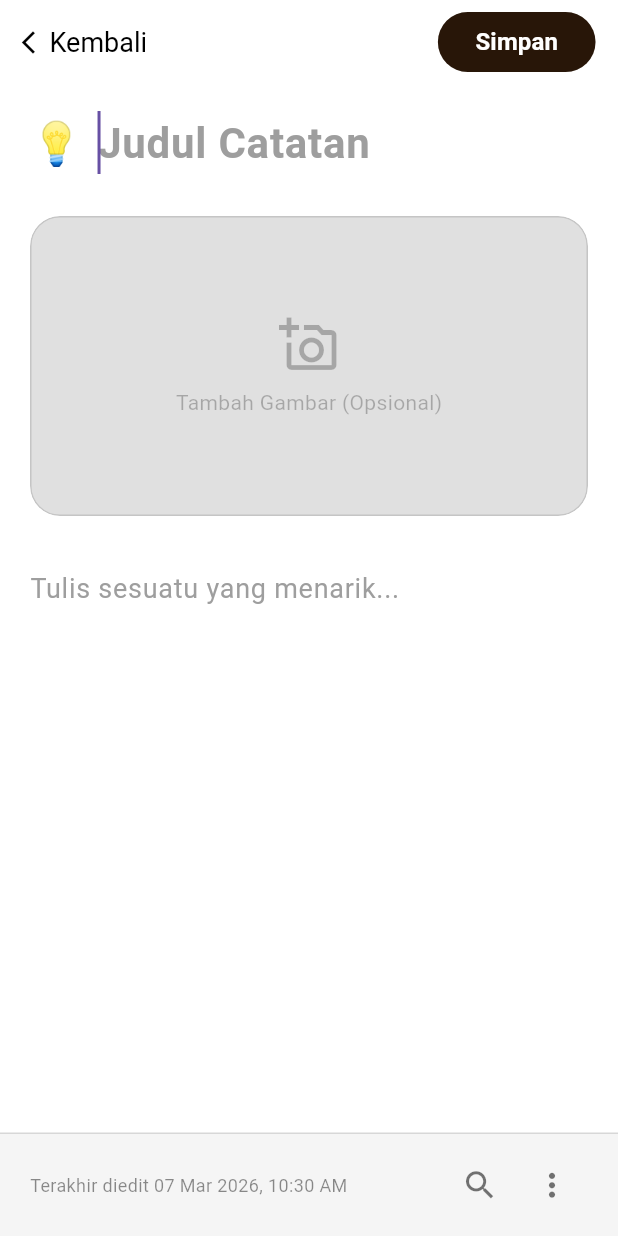
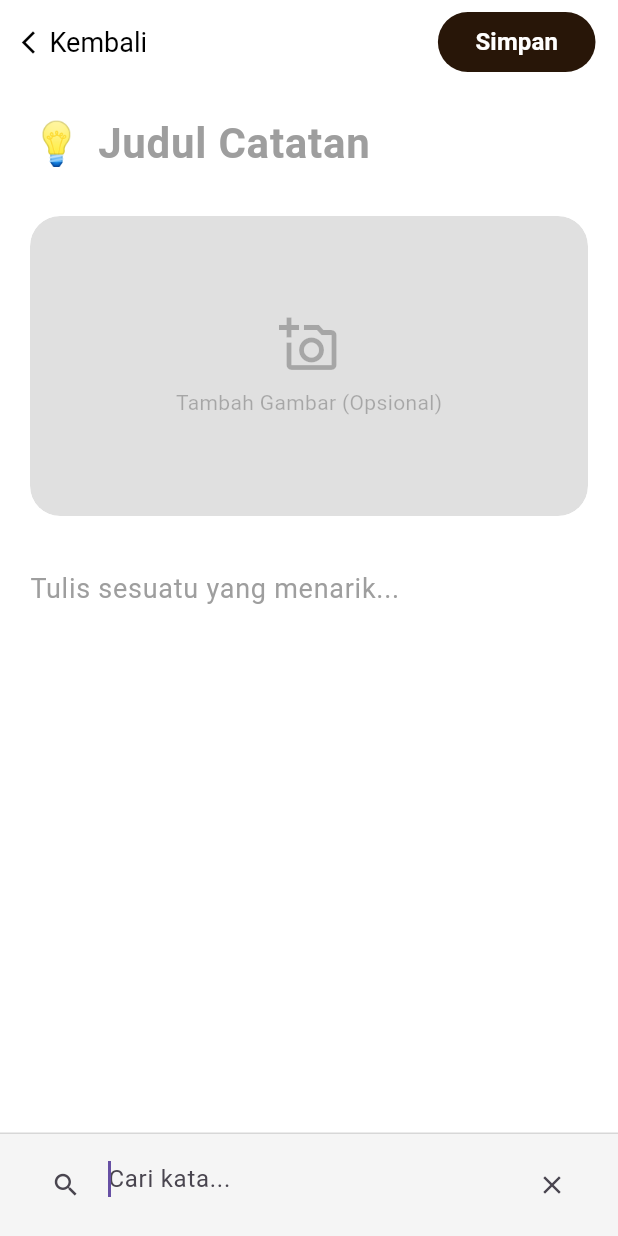
Before and after one commit to ridhomahmudah/project_notes, a Flutter app: the AddNoteView screen opened by its route, after a tap on the "search" icon, on a phone screen of 412 x 824 dp. Run offline on Flutter 3.47's test engine with Material 3 defaults, Android fonts, the phone set to English and light mode, and no system bars; our stand-ins replace get, get_storage, google_fonts, image_picker, sqflite; accounts and stored records are empty.

Commit message:
UPDATE UI ADDNOTE

```diff
--- a/lib/controllers/add_note_controller.dart
+++ b/lib/controllers/add_note_controller.dart
@@ -11,6 +11,7 @@ class AddNoteController extends GetxController {
   final noteController = TextEditingController();
 
   var selectedImagePath = ''.obs;
+  var searchText = ''.obs;
 
   // Fungsi ambil gambar
   Future<void> pickImage() async {
@@ -19,6 +20,10 @@ class AddNoteController extends GetxController {
     if (image != null) {
       selectedImagePath.value = image.path;
     }
+  }
+
+  void setSearchText(String text) {
+    searchText.value = text;
   }
 
   // Fungsi simpan ke database
--- a/lib/views/add_note_view.dart
+++ b/lib/views/add_note_view.dart
@@ -6,20 +6,81 @@ import '../controllers/theme_controller.dart';
 import '../controllers/add_note_controller.dart';
 import '../services/theme.dart';
 
+// --- CUSTOM CONTROLLER UNTUK HIGHLIGHT ---
+class SearchTextEditingController extends TextEditingController {
+  final RxString searchTarget;
+  final Color highlightColor;
+
+  SearchTextEditingController({
+    required this.searchTarget,
+    this.highlightColor = Colors.yellow,
+  });
+
+  @override
+  TextSpan buildTextSpan({
+    required BuildContext context,
+    TextStyle? style,
+    required bool withComposing,
+  }) {
+    if (searchTarget.value.isEmpty) return TextSpan(text: text, style: style);
+
+    final children = <TextSpan>[];
+    final pattern = RegExp(
+      RegExp.escape(searchTarget.value),
+      caseSensitive: false,
+    );
+    final matches = pattern.allMatches(text);
+    int lastIndex = 0;
+
+    for (final match in matches) {
+      if (match.start > lastIndex) {
+        children.add(
+          TextSpan(text: text.substring(lastIndex, match.start), style: style),
+        );
+      }
+      children.add(
+        TextSpan(
+          text: text.substring(match.start, match.end),
+          style: style?.copyWith(
+            backgroundColor: highlightColor,
+            color: Colors.black,
+          ),
+        ),
+      );
+      lastIndex = match.end;
+    }
+
+    if (lastIndex < text.length) {
+      children.add(TextSpan(text: text.substring(lastIndex), style: style));
+    }
+
+    return TextSpan(children: children, style: style);
+  }
+}
+
 class AddNoteView extends StatelessWidget {
   final themeController = Get.find<ThemeController>();
   final addNoteController = Get.put(AddNoteController());
+
+  final isSearchingInNote = false.obs;
+  final searchText = "".obs;
 
   AddNoteView({super.key});
 
   @override
   Widget build(BuildContext context) {
+    final highlightedNoteController = SearchTextEditingController(
+      searchTarget: searchText,
+      highlightColor: Colors.orangeAccent,
+    )..text = addNoteController.noteController.text;
+
+    highlightedNoteController.addListener(() {
+      addNoteController.noteController.text = highlightedNoteController.text;
+    });
+
     return Obx(() {
       bool isDark = themeController.isDarkMode.value;
-      // Ambil waktu sekarang untuk tampilan di bawah
-      String formattedTime = DateFormat(
-        'dd MMM yyyy, hh:mm a',
-      ).format(DateTime.now());
+      String formattedTime = DateFormat('dd MMM yyyy, hh:mm a').format(DateTime.now());
 
       return Scaffold(
         backgroundColor: isDark ? Themes.darkBg : Colors.white,
@@ -28,60 +89,33 @@ class AddNoteView extends StatelessWidget {
           backgroundColor: Colors.transparent,
           automaticallyImplyLeading: false,
           titleSpacing: 0,
-          title: Obx(() {
-            bool isDark = themeController.isDarkMode.value;
-            return GestureDetector(
+          title: GestureDetector(
             onTap: () => Get.back(),
             child: Padding(
               padding: const EdgeInsets.only(left: 10),
               child: Row(
                 children: [
-                    Icon(
-                      Icons.arrow_back_ios_new,
-                      size: 18,
-                      color: isDark ? Colors.white : Colors.black,
-                    ),
+                  Icon(Icons.arrow_back_ios_new, size: 18, color: isDark ? Colors.white : Colors.black),
                   const SizedBox(width: 5),
-                    Text(
-                      "Kembali",
-                      style: TextStyle(
-                        fontSize: 18,
-                        color: isDark ? Colors.white : Colors.black,
-                      ),
-                    ),
+                  Text("Kembali", style: TextStyle(fontSize: 18, color: isDark ? Colors.white : Colors.black)),
                 ],
               ),
             ),
-            );
-          }),
+          ),
           actions: [
             Padding(
               padding: const EdgeInsets.only(right: 15, top: 8, bottom: 8),
-              child: Obx(() {
-                bool isDark = themeController.isDarkMode.value;
-                return ElevatedButton(
+              child: ElevatedButton(
                 onPressed: () => addNoteController.saveNoteToDB(),
                 style: ElevatedButton.styleFrom(
                   backgroundColor: isDark ? Themes.amubaYellow : Themes.lightPrimary,
-
-                    foregroundColor:
-                        isDark ? Themes.lightPrimary : Themes.amubaWhite,
+                  foregroundColor: isDark ? Themes.lightPrimary : Themes.amubaWhite,
                   shape: const StadiumBorder(),
-                    side: BorderSide(
-                      color:
-                          isDark
-                              ? Colors.transparent
-                              : Themes.lightPrimary.withOpacity(0.2),
-                    ),
                   elevation: 0,
                   padding: const EdgeInsets.symmetric(horizontal: 25),
                 ),
-                  child: const Text(
-                    "Simpan",
-                    style: TextStyle(fontWeight: FontWeight.bold, fontSize: 16),
+                child: const Text("Simpan", style: TextStyle(fontWeight: FontWeight.bold, fontSize: 16)),
               ),
-                );
-              }),
             ),
           ],
         ),
@@ -91,7 +125,6 @@ class AddNoteView extends StatelessWidget {
           child: Column(
             crossAxisAlignment: CrossAxisAlignment.start,
             children: [
-              // 1. INPUT JUDUL
               Row(
                 children: [
                   const Text("💡", style: TextStyle(fontSize: 28)),
@@ -99,17 +132,10 @@ class AddNoteView extends StatelessWidget {
                   Expanded(
                     child: TextField(
                       controller: addNoteController.titleController,
-                      autofocus: true, // Langsung fokus saat buka halaman
-                      style: TextStyle(
-                        fontSize: 28,
-                        fontWeight: FontWeight.bold,
-                        color: isDark ? Colors.white : Colors.black,
-                      ),
+                      style: TextStyle(fontSize: 28, fontWeight: FontWeight.bold, color: isDark ? Colors.white : Colors.black),
                       decoration: InputDecoration(
                         hintText: "Judul Catatan",
-                        hintStyle: TextStyle(
-                          color: isDark ? Colors.white38 : Colors.grey,
-                        ),
+                        hintStyle: TextStyle(color: isDark ? Colors.white38 : Colors.grey),
                         border: InputBorder.none,
                       ),
                     ),
@@ -117,106 +143,53 @@ class AddNoteView extends StatelessWidget {
                 ],
               ),
               const SizedBox(height: 20),
-
-              // 2. BANNER IMAGE
               GestureDetector(
                 onTap: () => addNoteController.pickImage(),
-                child: Obx(
-                  () => ClipRRect(
+                child: Obx(() => ClipRRect(
                   borderRadius: BorderRadius.circular(20),
-                    child:
-                        addNoteController.selectedImagePath.value == ''
+                  child: addNoteController.selectedImagePath.value == ''
                       ? Container(
-                              height: 200,
-                              width: double.infinity,
+                          height: 200, width: double.infinity,
                           decoration: BoxDecoration(
                             color: isDark ? Colors.white10 : Colors.black12,
                             borderRadius: BorderRadius.circular(20),
-                                border: Border.all(
-                                  color:
-                                      isDark ? Colors.white10 : Colors.black12,
-                                ),
                           ),
                           child: Column(
                             mainAxisAlignment: MainAxisAlignment.center,
                             children: [
-                                  Icon(
-                                    Icons.add_a_photo_outlined,
-                                    size: 40,
-                                    color:
-                                        isDark
-                                            ? Colors.white38
-                                            : Colors.black26,
-                                  ),
+                              Icon(Icons.add_a_photo_outlined, size: 40, color: isDark ? Colors.white38 : Colors.black26),
                               const SizedBox(height: 8),
-                                  Text(
-                                    "Tambah Gambar (Opsional)",
-                                    style: TextStyle(
-                                      color:
-                                          isDark
-                                              ? Colors.white38
-                                              : Colors.black26,
-                                    ),
-                                  ),
+                              Text("Tambah Gambar (Opsional)", style: TextStyle(color: isDark ? Colors.white38 : Colors.black26)),
                             ],
                           ),
                         )
                       : Stack(
                           children: [
-                                Image.file(
-                                  File(
-                                    addNoteController.selectedImagePath.value,
-                                  ),
-                                  width: double.infinity,
-                                  height: 250,
-                                  fit: BoxFit.cover,
-                                ),
-                                // Tombol Hapus Gambar
+                            Image.file(File(addNoteController.selectedImagePath.value), width: double.infinity, height: 250, fit: BoxFit.cover),
                             Positioned(
-                                  right: 10,
-                                  top: 10,
+                              right: 10, top: 10,
                               child: GestureDetector(
-                                    onTap:
-                                        () =>
-                                            addNoteController
-                                                .selectedImagePath
-                                                .value = '',
+                                onTap: () => addNoteController.selectedImagePath.value = '',
                                 child: Container(
                                   padding: const EdgeInsets.all(5),
-                                      decoration: const BoxDecoration(
-                                        color: Colors.red,
-                                        shape: BoxShape.circle,
-                                      ),
-                                      child: const Icon(
-                                        Icons.close,
-                                        color: Colors.white,
-                                        size: 20,
-                                      ),
+                                  decoration: const BoxDecoration(color: Colors.red, shape: BoxShape.circle),
+                                  child: const Icon(Icons.close, color: Colors.white, size: 20),
                                 ),
                               ),
                             ),
                           ],
                         ),
-                  ),
-                ),
+                )),
               ),
               const SizedBox(height: 24),
-
-              // 3. INPUT ISI CATATAN
               TextField(
-                controller: addNoteController.noteController,
+                controller: highlightedNoteController,
                 maxLines: null,
                 keyboardType: TextInputType.multiline,
-                style: TextStyle(
-                  fontSize: 18,
-                  height: 1.5,
-                  color: isDark ? Colors.white70 : Colors.black87,
-                ),
+                style: TextStyle(fontSize: 18, height: 1.5, color: isDark ? Colors.white70 : Colors.black87),
                 decoration: InputDecoration(
                   hintText: "Tulis sesuatu yang menarik...",
-                  hintStyle: TextStyle(
-                    color: isDark ? Colors.white38 : Colors.grey,
-                  ),
+                  hintStyle: TextStyle(color: isDark ? Colors.white38 : Colors.grey),
                   border: InputBorder.none,
                 ),
               ),
@@ -224,46 +197,130 @@ class AddNoteView extends StatelessWidget {
           ),
         ),
 
-        // 4. BOTTOM BAR
+        // --- BOTTOM BAR ---
         bottomNavigationBar: Container(
           padding: EdgeInsets.only(
-            bottom:
-                MediaQuery.of(context).viewInsets.bottom +
-                10, // Mengikuti keyboard
-            left: 20,
-            right: 20,
-            top: 10,
+            bottom: MediaQuery.of(context).viewInsets.bottom + 10,
+            left: 20, right: 20, top: 10,
           ),
           decoration: BoxDecoration(
             color: isDark ? const Color(0xFF1E1E1F) : Colors.grey[100],
-            border: Border(
-              top: BorderSide(color: isDark ? Colors.white10 : Colors.black12),
+            border: Border(top: BorderSide(color: isDark ? Colors.white10 : Colors.black12)),
+          ),
+          child: Obx(() => Row(
+            children: [
+              if (isSearchingInNote.value)
+                Expanded(
+                  child: TextField(
+                    autofocus: true,
+                    onChanged: (val) => searchText.value = val,
+                    style: TextStyle(color: isDark ? Colors.white : Colors.black),
+                    decoration: InputDecoration(
+                      hintText: "Cari kata...",
+                      prefixIcon: const Icon(Icons.search, size: 20),
+                      border: InputBorder.none,
+                      suffixIcon: IconButton(
+                        icon: const Icon(Icons.close, size: 20),
+                        onPressed: () {
+                          isSearchingInNote.value = false;
+                          searchText.value = "";
+                        },
                       ),
                     ),
-          child: Row(
-            children: [
+                  ),
+                )
+              else ...[
                 Text(
                   "Terakhir diedit $formattedTime",
-                style: TextStyle(
-                  color: isDark ? Colors.white38 : Colors.black45,
-                  fontSize: 12,
-                ),
+                  style: TextStyle(color: isDark ? Colors.white38 : Colors.black45, fontSize: 12),
                 ),
                 const Spacer(),
                 IconButton(
                   icon: const Icon(Icons.search, size: 25),
-                onPressed: () {},
-                color: isDark ? Colors.white70 : Colors.black54,
+                  onPressed: () => isSearchingInNote.value = true,
+                  color: isDark ? Colors.white70 : Themes.lightPrimary,
+                ),
+                IconButton(
+                  icon: const Icon(Icons.note_add_outlined, size: 25),
+                  onPressed: () => print("Sisipkan catatan lain"),
+                  color: isDark ? Colors.white70 : Themes.lightPrimary,
+                ),
+                IconButton(
+                  icon: const Icon(Icons.file_download_outlined, size: 25),
+                  onPressed: () => print("Download catatan"),
+                  color: isDark ? Colors.white70 : Themes.lightPrimary,
                 ),
                 IconButton(
                   icon: const Icon(Icons.more_vert, size: 25),
-                onPressed: () {},
-                color: isDark ? Colors.white70 : Colors.black54,
+                  onPressed: () => _showExtrasMenu(context),
+                  color: isDark ? Colors.white70 : Themes.lightPrimary,
                 ),
               ],
-          ),
+            ],
+          )),
         ),
       );
     });
   }
+
+  // --- FITUR EXTRAS MENU ---
+  void _showExtrasMenu(BuildContext context) {
+    bool isDark = themeController.isDarkMode.value;
+    Get.bottomSheet(
+      Container(
+        padding: const EdgeInsets.all(20),
+        decoration: BoxDecoration(
+          color: isDark ? const Color(0xFF1E1E1F) : Colors.white,
+          borderRadius: const BorderRadius.vertical(top: Radius.circular(25)),
+        ),
+        child: Column(
+          mainAxisSize: MainAxisSize.min,
+          crossAxisAlignment: CrossAxisAlignment.start,
+          children: [
+            Align(
+              alignment: Alignment.topRight,
+              child: IconButton(
+                onPressed: () => Get.back(),
+                icon: Icon(Icons.cancel_outlined, color: isDark ? Colors.white38 : Colors.black38),
+              ),
+            ),
+            const Text("CHANGE LABEL", style: TextStyle(color: Colors.grey, fontSize: 12, fontWeight: FontWeight.bold)),
+            const SizedBox(height: 15),
+            Row(
+              mainAxisAlignment: MainAxisAlignment.spaceAround,
+              children: [
+                _colorOption(Colors.red),
+                _colorOption(Colors.orange),
+                _colorOption(Colors.blue),
+                _colorOption(Colors.green),
+              ],
+            ),
+            const SizedBox(height: 20),
+            const Divider(color: Colors.white10),
+            const Text("EXTRAS", style: TextStyle(color: Colors.grey, fontSize: 12, fontWeight: FontWeight.bold)),
+            _menuItem(Icons.upload_outlined, "Upload Gambar", "Pilih Gambar", () {
+              Get.back();
+              addNoteController.pickImage();
+            }, isDark),
+            _menuItem(Icons.edit_outlined, "Beri Garis", "", () {}, isDark),
+            _menuItem(Icons.delete_outline, "Delete Note", "", () {}, isDark, isDelete: true),
+          ],
+        ),
+      ),
+      isScrollControlled: true,
+    );
   }
+
+  Widget _colorOption(Color color) {
+    return Container(width: 35, height: 35, decoration: BoxDecoration(color: color, shape: BoxShape.circle));
+  }
+
+  Widget _menuItem(IconData icon, String title, String sub, VoidCallback onTap, bool isDark, {bool isDelete = false}) {
+    return ListTile(
+      onTap: onTap,
+      leading: Icon(icon, color: isDelete ? Colors.redAccent : (isDark ? Colors.white70 : Colors.black87)),
+      title: Text(title, style: TextStyle(color: isDelete ? Colors.redAccent : (isDark ? Colors.white : Colors.black))),
+      trailing: sub.isNotEmpty ? Text(sub, style: const TextStyle(color: Colors.grey)) : null,
+    );
+  }
+}
```
Lines whose indentation alone changed are shown as unchanged.
